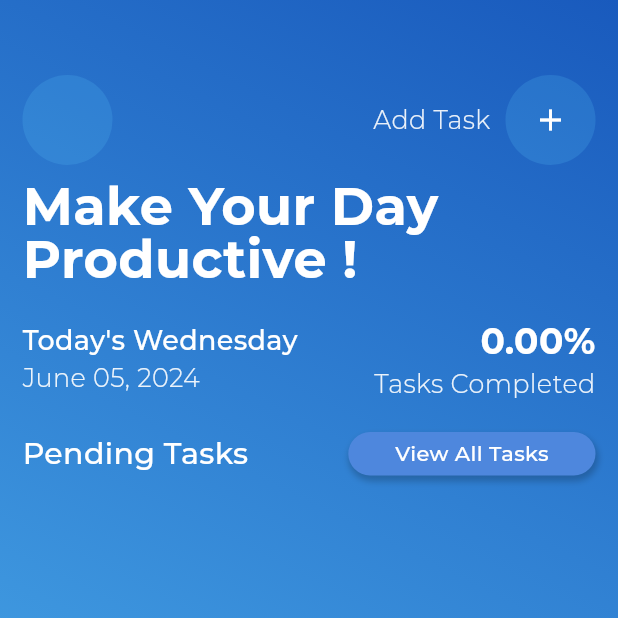
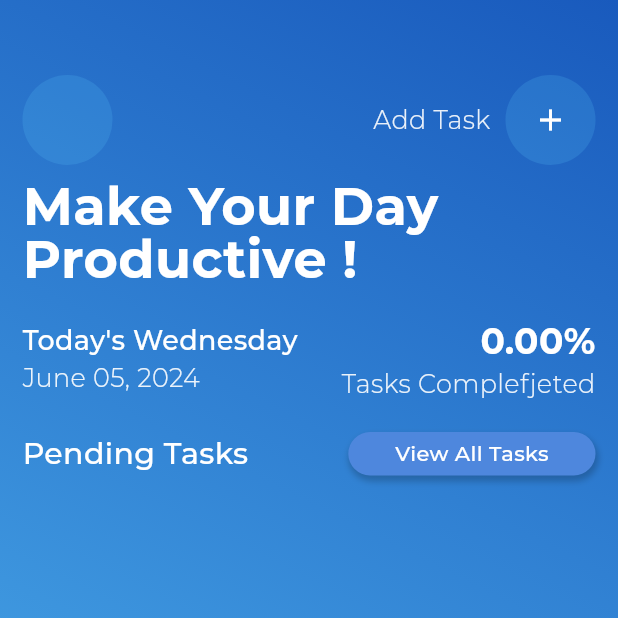
Before and after one commit to mianhusnain1/To_Do, a Flutter app: the screen it shows after launch, on a phone screen of 412 x 824 dp, the top half of it. Run offline on Flutter 3.47's test engine with Material 3 defaults, Android fonts, the phone set to English and light mode, and no system bars; drawn by our look-alikes of lottie; our stand-ins replace flutter_slidable, flutter_spinkit, hive, hive_flutter; accounts and stored records are empty; project files that could hold a hidden picture were left out.

Commit message:
Task Screen

```diff
--- a/lib/screens/home.dart
+++ b/lib/screens/home.dart
@@ -191,7 +191,7 @@ class _HomeScreenState extends State<HomeScreen> {
                 children: [
                   _buildPercentageWidget(),
                   Text(
-                    "Tasks Completed",
+                    "Tasks Complefjeted",
                     style: TextStyle(
                         color: Colors.white.withOpacity(0.9),
                         fontSize: 17,
```
